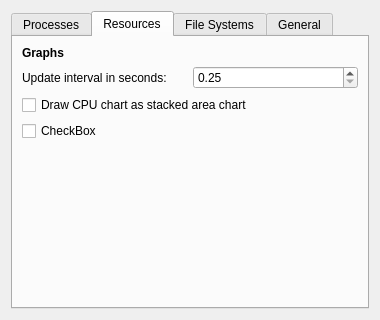
The window that preferencesdialogue.ui (VioletDarkKitty/system-monitor) describes before a commit, drawn with Qt 5.
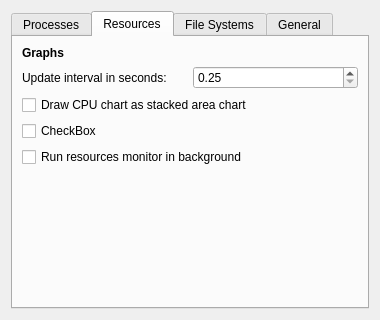
The same window after the commit. The open tabs and pages were chosen to show the change.

Commit message: Add option to keep the resources thread running when changing tabs and default it

The edit to the form file:
```diff
--- a/preferencesdialogue.ui
+++ b/preferencesdialogue.ui
@@ -270,6 +270,13 @@
            </property>
           </widget>
          </item>
+         <item>
+          <widget class="QCheckBox" name="resourcesKeepThreadRunning">
+           <property name="text">
+            <string>Run resources monitor in background</string>
+           </property>
+          </widget>
+         </item>
         </layout>
        </item>
        <item>
```
The commit also changes 3 other files.
